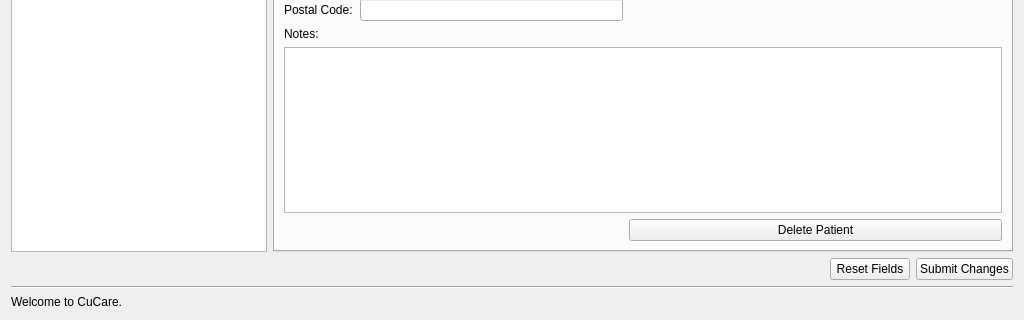
Old version of the form CuCare/GUI/patientviewwindow.ui in the repository svershin/cuCare; both pictures show x 0 to 1024 and y 448 to 768 of the 1024 by 768 pixel window.
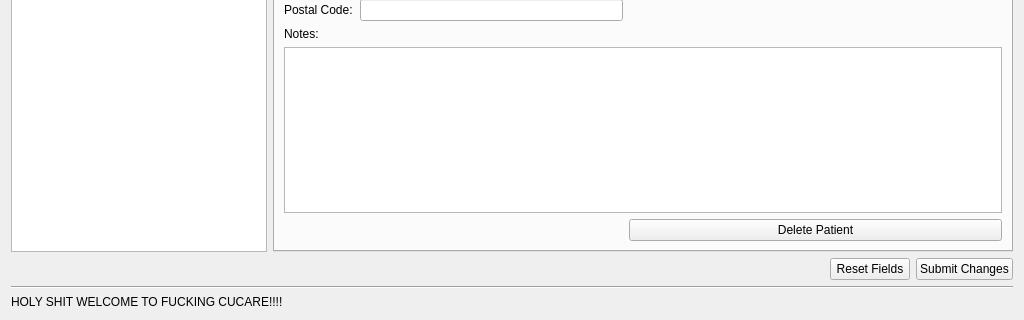
New version of the form.

Diff of the .ui file:
```diff
--- a/CuCare/GUI/patientviewwindow.ui
+++ b/CuCare/GUI/patientviewwindow.ui
@@ -97,7 +97,7 @@
    <item row="4" column="0" colspan="2">
     <widget class="QLabel" name="StatusLabel">
      <property name="text">
-      <string>Welcome to CuCare.</string>
+      <string>HOLY SHIT WELCOME TO FUCKING CUCARE!!!!</string>
      </property>
     </widget>
    </item>
```
Left out of the diff: 2 changed lines with no effect on the pictures.
